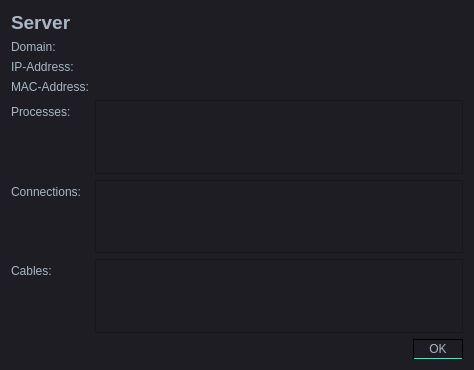
Before: the Qt Designer form src/views/dialogs/server_dialog.ui in Filan-glitch/NetSim, drawn with Qt 5.
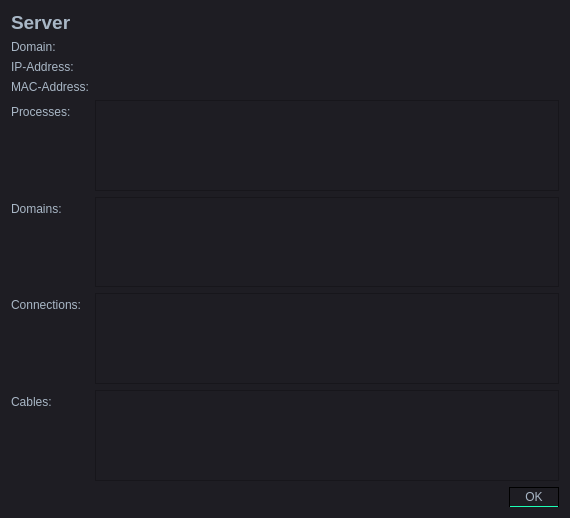
After: the same form once the commit is applied. Icons and pictures are not drawn.

Patch:
```diff
--- a/src/views/dialogs/server_dialog.ui
+++ b/src/views/dialogs/server_dialog.ui
@@ -6,8 +6,8 @@
    <rect>
     <x>0</x>
     <y>0</y>
-    <width>474</width>
-    <height>370</height>
+    <width>570</width>
+    <height>518</height>
    </rect>
   </property>
   <property name="windowTitle">
@@ -500,29 +500,39 @@
        </property>
       </widget>
      </item>
-     <item row="4" column="0">
+     <item row="3" column="1">
+      <widget class="QListWidget" name="processesList"/>
+     </item>
+     <item row="5" column="0">
       <widget class="QLabel" name="connectionsLabel">
        <property name="text">
         <string>Connections:</string>
        </property>
       </widget>
      </item>
-     <item row="5" column="0">
+     <item row="5" column="1">
+      <widget class="QListWidget" name="connectionsList"/>
+     </item>
+     <item row="6" column="0">
       <widget class="QLabel" name="cablesLabel">
        <property name="text">
         <string>Cables:</string>
        </property>
       </widget>
      </item>
-     <item row="3" column="1">
-      <widget class="QListWidget" name="processesList"/>
-     </item>
-     <item row="4" column="1">
-      <widget class="QListWidget" name="connectionsList"/>
-     </item>
-     <item row="5" column="1">
+     <item row="6" column="1">
       <widget class="QListWidget" name="cablesList"/>
      </item>
+     <item row="4" column="0">
+      <widget class="QLabel" name="domainsLabel">
+       <property name="text">
+        <string>Domains:</string>
+       </property>
+      </widget>
+     </item>
+     <item row="4" column="1">
+      <widget class="QListWidget" name="domainsList"/>
+     </item>
     </layout>
    </item>
    <item>
```
Left out of the diff: 28 changed lines with no effect on the pictures.
